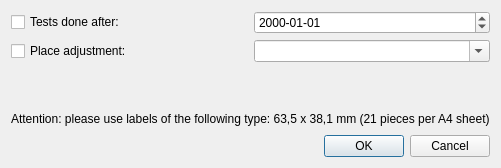
Old version of the form AudioAdmin/ui/labels.ui in the repository Roelio81/audioadmin.
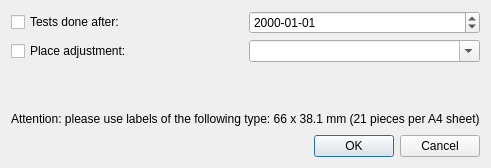
New version of the form. Icons and pictures are not drawn.

Commit message: Change the format for labels to be printed

```diff
--- a/AudioAdmin/ui/labels.ui
+++ b/AudioAdmin/ui/labels.ui
@@ -84,7 +84,7 @@
    <item>
     <widget class="QLabel" name="l_attention">
      <property name="text">
-      <string>Attention: please use labels of the following type: 63,5 x 38,1 mm (21 pieces per A4 sheet)</string>
+      <string>Attention: please use labels of the following type: 66 x 38.1 mm (21 pieces per A4 sheet)</string>
      </property>
     </widget>
    </item>
```
The commit also changes 2 other files.
